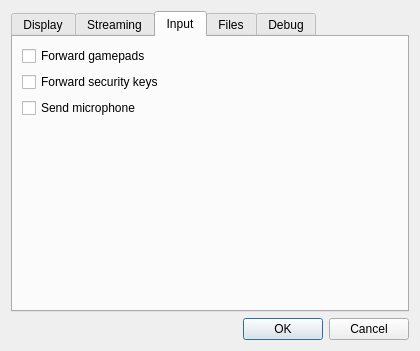
Above: client/spectre-qt/src/settings_dialog.ui from daBOB/ghost before the change. Below: the same form after it.
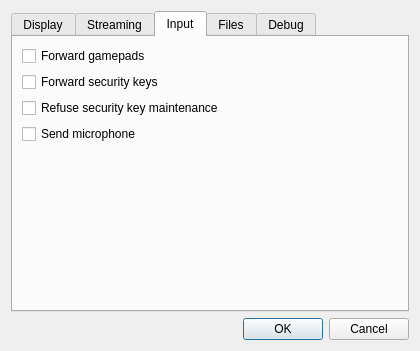
That is the form after the change. The open tabs and pages were chosen to show the change.

The edit to the form file:
```diff
--- a/client/spectre-qt/src/settings_dialog.ui
+++ b/client/spectre-qt/src/settings_dialog.ui
@@ -244,6 +244,18 @@
            </property>
           </widget>
          </item>
+         <item>
+          <widget class="QCheckBox" name="keyMaintenanceCheck">
+           <property name="text">
+            <string>Refuse security key maintenance</string>
+           </property>
+           <property name="toolTip">
+            <string>Refuse the host's requests to reset a forwarded key, change its PIN, manage its
+   passkeys or fingerprints, or change its settings, without asking. Unticked, spectre
+   asks you about each one, and the key gets it only if you allow it.</string>
+           </property>
+          </widget>
+         </item>
          <item>
           <widget class="QCheckBox" name="microphoneCheck">
            <property name="text">
```
